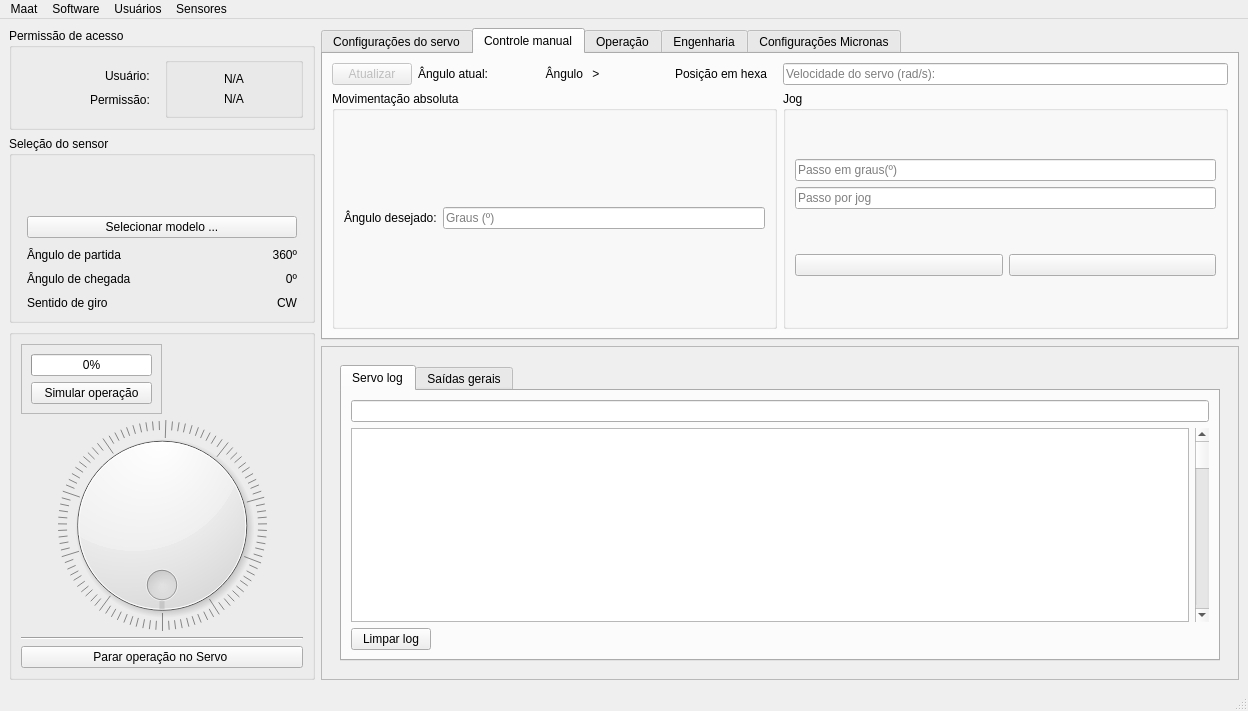
This is mainwindow.ui in LucasDuarte026/QTMaat as Qt 5 draws it before an edit. The edited form follows.
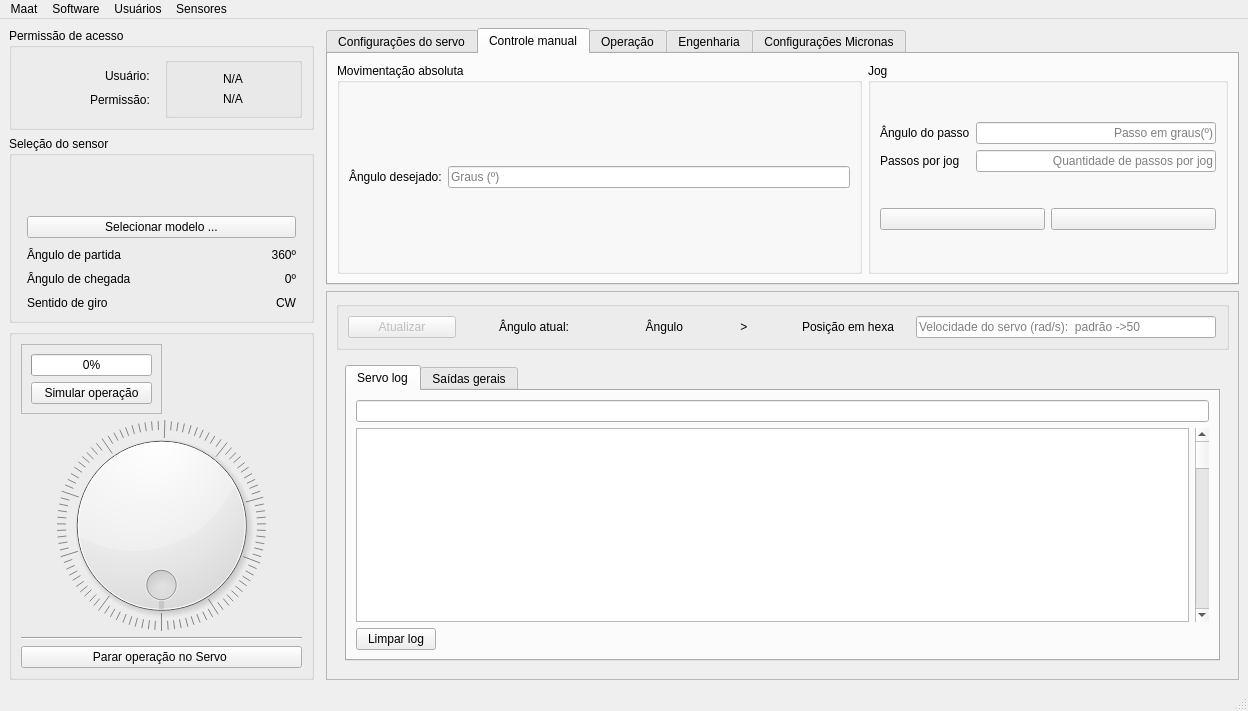
This is the edited form. The open tabs and pages were chosen to show the change. Icons and pictures are not drawn.

Patch:
```diff
--- a/mainwindow.ui
+++ b/mainwindow.ui
@@ -17,7 +17,7 @@
    <bool>false</bool>
   </property>
   <widget class="QWidget" name="centralwidget">
-   <layout class="QHBoxLayout" name="horizontalLayout_2" stretch="1,3">
+   <layout class="QHBoxLayout" name="horizontalLayout_2" stretch="1,0,3">
     <item>
      <layout class="QVBoxLayout" name="left_tab" stretch="0,0,0">
       <item>
@@ -256,6 +256,9 @@
                    <layout class="QHBoxLayout" name="horizontalLayout_8">
                     <item>
                      <widget class="QPushButton" name="animate_dial_button">
+                      <property name="cursor">
+                       <cursorShape>PointingHandCursor</cursorShape>
+                      </property>
                       <property name="text">
                        <string>Simular operação</string>
                       </property>
@@ -342,10 +345,23 @@
       </item>
      </layout>
     </item>
+    <item>
+     <widget class="QFrame" name="frame_3">
+      <property name="frameShape">
+       <enum>QFrame::Shape::StyledPanel</enum>
+      </property>
+      <property name="frameShadow">
+       <enum>QFrame::Shadow::Raised</enum>
+      </property>
+     </widget>
+    </item>
     <item>
      <layout class="QVBoxLayout" name="verticalLayout_12">
       <item>
        <widget class="QTabWidget" name="config_tag">
+        <property name="cursor">
+         <cursorShape>PointingHandCursor</cursorShape>
+        </property>
         <property name="tabPosition">
          <enum>QTabWidget::TabPosition::North</enum>
         </property>
@@ -385,6 +401,9 @@
               <layout class="QHBoxLayout" name="horizontalLayout_17">
                <item>
                 <widget class="QPushButton" name="init_servo_button">
+                 <property name="cursor">
+                  <cursorShape>PointingHandCursor</cursorShape>
+                 </property>
                  <property name="text">
                   <string>Inicializar Servo Minas</string>
                  </property>
@@ -471,67 +490,6 @@
           <string>Controle manual</string>
          </attribute>
          <layout class="QGridLayout" name="gridLayout_3">
-          <item row="0" column="1">
-           <widget class="QLineEdit" name="servo_velocity_setup">
-            <property name="placeholderText">
-             <string>Velocidade do servo (rad/s): </string>
-            </property>
-           </widget>
-          </item>
-          <item row="0" column="0">
-           <layout class="QHBoxLayout" name="horizontalLayout_7">
-            <property name="rightMargin">
-             <number>10</number>
-            </property>
-            <item>
-             <widget class="QPushButton" name="readServoPosition_button">
-              <property name="enabled">
-               <bool>false</bool>
-              </property>
-              <property name="text">
-               <string>Atualizar</string>
-              </property>
-             </widget>
-            </item>
-            <item>
-             <widget class="QLabel" name="label_5">
-              <property name="text">
-               <string>Ângulo atual:</string>
-              </property>
-             </widget>
-            </item>
-            <item>
-             <widget class="QLabel" name="servo_angle_position">
-              <property name="cursor">
-               <cursorShape>PointingHandCursor</cursorShape>
-              </property>
-              <property name="text">
-               <string>Ângulo</string>
-              </property>
-              <property name="alignment">
-               <set>Qt::AlignmentFlag::AlignRight|Qt::AlignmentFlag::AlignTrailing|Qt::AlignmentFlag::AlignVCenter</set>
-              </property>
-              <property name="wordWrap">
-               <bool>false</bool>
-              </property>
-             </widget>
-            </item>
-            <item>
-             <widget class="QLabel" name="label_6">
-              <property name="text">
-               <string> &gt;</string>
-              </property>
-             </widget>
-            </item>
-            <item>
-             <widget class="QLabel" name="servo_hex_position">
-              <property name="text">
-               <string>Posição em hexa</string>
-              </property>
-             </widget>
-            </item>
-           </layout>
-          </item>
           <item row="2" column="1">
            <widget class="QGroupBox" name="groupBoxg">
             <property name="title">
@@ -541,25 +499,95 @@
              <item>
               <layout class="QVBoxLayout" name="verticalLayout_4">
                <item>
-                <widget class="QLineEdit" name="lineEdit_2">
-                 <property name="placeholderText">
-                  <string>Passo em graus(º)</string>
-                 </property>
-                </widget>
+                <layout class="QHBoxLayout" name="horizontalLayout_19">
+                 <item>
+                  <widget class="QLabel" name="label_10">
+                   <property name="text">
+                    <string>Ângulo do passo</string>
+                   </property>
+                  </widget>
+                 </item>
+                 <item alignment="Qt::AlignmentFlag::AlignRight">
+                  <widget class="QLineEdit" name="step_lineEdit">
+                   <property name="sizePolicy">
+                    <sizepolicy hsizetype="Minimum" vsizetype="Fixed">
+                     <horstretch>0</horstretch>
+                     <verstretch>0</verstretch>
+                    </sizepolicy>
+                   </property>
+                   <property name="minimumSize">
+                    <size>
+                     <width>240</width>
+                     <height>0</height>
+                    </size>
+                   </property>
+                   <property name="maximumSize">
+                    <size>
+                     <width>400</width>
+                     <height>16777215</height>
+                    </size>
+                   </property>
+                   <property name="layoutDirection">
+                    <enum>Qt::LayoutDirection::LeftToRight</enum>
+                   </property>
+                   <property name="alignment">
+                    <set>Qt::AlignmentFlag::AlignRight|Qt::AlignmentFlag::AlignTrailing|Qt::AlignmentFlag::AlignVCenter</set>
+                   </property>
+                   <property name="placeholderText">
+                    <string>Passo em graus(º)</string>
+                   </property>
+                  </widget>
+                 </item>
+                </layout>
                </item>
                <item>
-                <widget class="QLineEdit" name="lineEdit">
-                 <property name="placeholderText">
-                  <string>Passo por jog</string>
-                 </property>
-                </widget>
+                <layout class="QHBoxLayout" name="horizontalLayout_16">
+                 <item>
+                  <widget class="QLabel" name="label_9">
+                   <property name="text">
+                    <string>Passos por jog</string>
+                   </property>
+                  </widget>
+                 </item>
+                 <item>
+                  <widget class="QLineEdit" name="amountJog_lineEdit">
+                   <property name="sizePolicy">
+                    <sizepolicy hsizetype="Minimum" vsizetype="Fixed">
+                     <horstretch>0</horstretch>
+                     <verstretch>0</verstretch>
+                    </sizepolicy>
+                   </property>
+                   <property name="minimumSize">
+                    <size>
+                     <width>240</width>
+                     <height>0</height>
+                    </size>
+                   </property>
+                   <property name="maximumSize">
+                    <size>
+                     <width>400</width>
+                     <height>16777215</height>
+                    </size>
+                   </property>
+                   <property name="layoutDirection">
+                    <enum>Qt::LayoutDirection::LeftToRight</enum>
+                   </property>
+                   <property name="alignment">
+                    <set>Qt::AlignmentFlag::AlignRight|Qt::AlignmentFlag::AlignTrailing|Qt::AlignmentFlag::AlignVCenter</set>
+                   </property>
+                   <property name="placeholderText">
+                    <string>Quantidade de passos por jog</string>
+                   </property>
+                  </widget>
+                 </item>
+                </layout>
                </item>
               </layout>
              </item>
              <item>
               <layout class="QHBoxLayout" name="horizontalLayout_13">
                <item>
-                <widget class="QPushButton" name="pushButton">
+                <widget class="QPushButton" name="left_jog">
                  <property name="text">
                   <string/>
                  </property>
@@ -578,7 +606,7 @@
                 </widget>
                </item>
                <item>
-                <widget class="QPushButton" name="pushButton_2">
+                <widget class="QPushButton" name="right_jog">
                  <property name="text">
                   <string/>
                  </property>
@@ -662,6 +690,102 @@
          <enum>QFrame::Shadow::Raised</enum>
         </property>
         <layout class="QVBoxLayout" name="verticalLayout_11">
+         <item>
+          <widget class="QGroupBox" name="logpositionservo">
+           <layout class="QHBoxLayout" name="horizontalLayout_7">
+            <property name="rightMargin">
+             <number>10</number>
+            </property>
+            <item>
+             <widget class="QPushButton" name="readServoPosition_button">
+              <property name="enabled">
+               <bool>false</bool>
+              </property>
+              <property name="cursor">
+               <cursorShape>PointingHandCursor</cursorShape>
+              </property>
+              <property name="text">
+               <string>Atualizar</string>
+              </property>
+             </widget>
+            </item>
+            <item alignment="Qt::AlignmentFlag::AlignRight">
+             <widget class="QLabel" name="label_5">
+              <property name="text">
+               <string>Ângulo atual:</string>
+              </property>
+             </widget>
+            </item>
+            <item>
+             <widget class="QLabel" name="servo_angle_position">
+              <property name="cursor">
+               <cursorShape>ArrowCursor</cursorShape>
+              </property>
+              <property name="text">
+               <string>Ângulo</string>
+              </property>
+              <property name="alignment">
+               <set>Qt::AlignmentFlag::AlignRight|Qt::AlignmentFlag::AlignTrailing|Qt::AlignmentFlag::AlignVCenter</set>
+              </property>
+              <property name="wordWrap">
+               <bool>false</bool>
+              </property>
+             </widget>
+            </item>
+            <item alignment="Qt::AlignmentFlag::AlignHCenter">
+             <widget class="QLabel" name="label_6">
+              <property name="text">
+               <string> &gt;</string>
+              </property>
+             </widget>
+            </item>
+            <item>
+             <widget class="QLabel" name="servo_hex_position">
+              <property name="text">
+               <string>Posição em hexa</string>
+              </property>
+             </widget>
+            </item>
+            <item>
+             <widget class="QLineEdit" name="servo_velocity_setup">
+              <property name="sizePolicy">
+               <sizepolicy hsizetype="Expanding" vsizetype="Fixed">
+                <horstretch>100</horstretch>
+                <verstretch>0</verstretch>
+               </sizepolicy>
+              </property>
+              <property name="minimumSize">
+               <size>
+                <width>100</width>
+                <height>0</height>
+               </size>
+              </property>
+              <property name="maximumSize">
+               <size>
+                <width>300</width>
+                <height>16777215</height>
+               </size>
+              </property>
+              <property name="sizeIncrement">
+               <size>
+                <width>50</width>
+                <height>0</height>
+               </size>
+              </property>
+              <property name="inputMask">
+               <string extracomment="50 de padrao"/>
+              </property>
+              <property name="text">
+               <string/>
+              </property>
+              <property name="placeholderText">
+               <string>Velocidade do servo (rad/s):  padrão -&gt;50</string>
+              </property>
+             </widget>
+            </item>
+           </layout>
+          </widget>
+         </item>
          <item>
           <widget class="QWidget" name="logPlaceHolder" native="true">
            <property name="sizePolicy">
@@ -674,7 +798,7 @@
             <item>
              <widget class="QTabWidget" name="tab_general">
               <property name="currentIndex">
-               <number>1</number>
+               <number>0</number>
               </property>
               <widget class="QWidget" name="servo_output">
                <attribute name="title">
```
